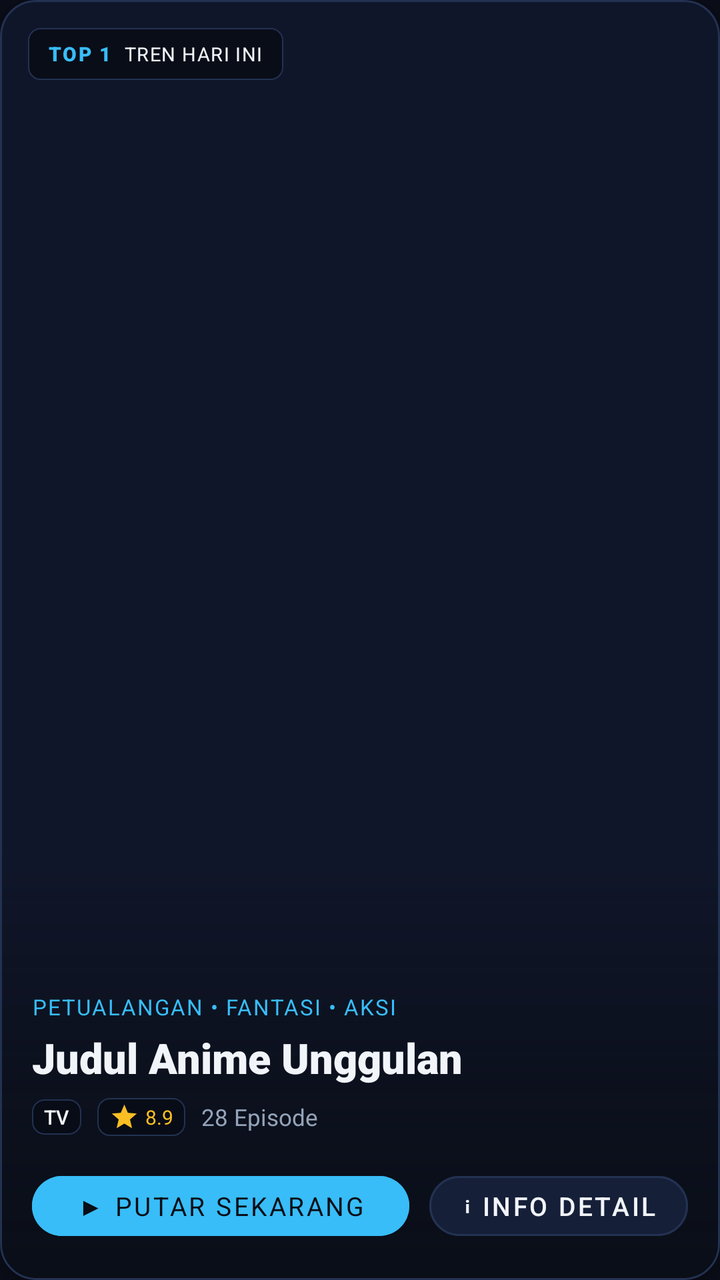
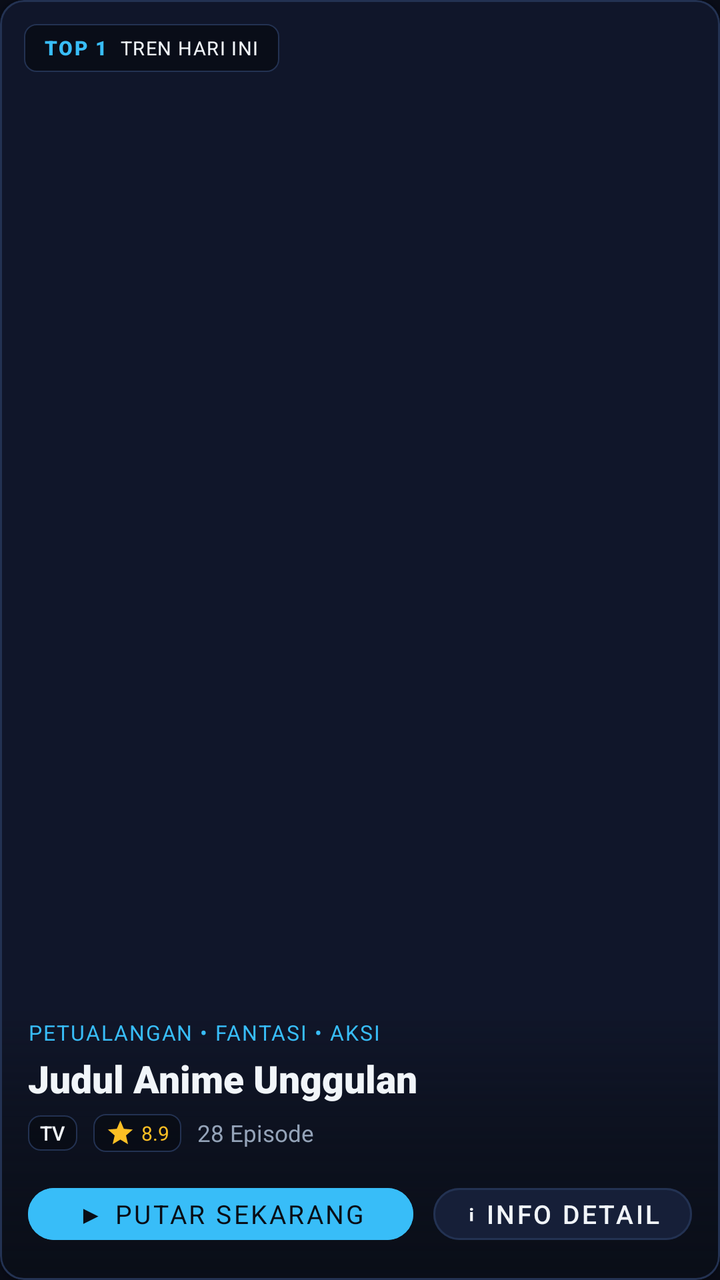

An Android layout rendered at two revisions. The XML below is the earlier revision; the diff shows what the commit changed to produce the second picture.
<!-- AndroidManifest.xml: application theme Theme.Menatap -->
<!-- res/layout/item_netflix_hero.xml -->
<?xml version="1.0" encoding="utf-8"?>
<com.google.android.material.card.MaterialCardView xmlns:android="http://schemas.android.com/apk/res/android"
    xmlns:app="http://schemas.android.com/apk/res-auto"
    android:id="@+id/card_hero"
    android:layout_width="match_parent"
    android:layout_height="330dp"
    android:layout_marginHorizontal="12dp"
    android:layout_marginTop="8dp"
    android:layout_marginBottom="16dp"
    android:clickable="true"
    android:focusable="true"
    android:foreground="?attr/selectableItemBackground"
    app:cardCornerRadius="18dp"
    app:cardElevation="4dp"
    app:cardBackgroundColor="@color/frost_surface"
    app:strokeColor="@color/frost_border"
    app:strokeWidth="1dp">

    <FrameLayout
        android:layout_width="match_parent"
        android:layout_height="match_parent">

        
        <ImageView
            android:id="@+id/iv_hero_backdrop"
            android:layout_width="match_parent"
            android:layout_height="match_parent"
            android:scaleType="centerCrop"
            android:contentDescription="Hero Backdrop" />

        
        <View
            android:layout_width="match_parent"
            android:layout_height="220dp"
            android:layout_gravity="bottom"
            android:background="@drawable/bg_hero_gradient_scrim" />

        
        <LinearLayout
            android:layout_width="wrap_content"
            android:layout_height="26dp"
            android:layout_gravity="top|start"
            android:layout_margin="14dp"
            android:background="@drawable/bg_badge_frost"
            android:gravity="center_vertical"
            android:paddingHorizontal="10dp">

            <TextView
                android:layout_width="wrap_content"
                android:layout_height="wrap_content"
                android:text="TOP 1"
                android:textColor="@color/accent_glacial"
                android:textSize="10sp"
                android:fontFamily="sans-serif-black"
                android:letterSpacing="0.08" />

            <TextView
                android:id="@+id/tv_hero_trending_tag"
                android:layout_width="wrap_content"
                android:layout_height="wrap_content"
                android:layout_marginStart="6dp"
                android:text="@string/hero_trending_today"
                android:textColor="@color/text_frost_bright"
                android:textSize="9.5sp"
                android:fontFamily="sans-serif-bold"
                android:letterSpacing="0.05" />
        </LinearLayout>

        
        <LinearLayout
            android:layout_width="match_parent"
            android:layout_height="wrap_content"
            android:layout_gravity="bottom"
            android:orientation="vertical"
            android:padding="16dp">

            
            <TextView
                android:id="@+id/tv_hero_genres"
                android:layout_width="match_parent"
                android:layout_height="wrap_content"
                android:text="PETUALANGAN • FANTASI • AKSI"
                android:textColor="@color/accent_glacial"
                android:textSize="11sp"
                android:fontFamily="sans-serif-bold"
                android:letterSpacing="0.06"
                android:maxLines="1"
                android:ellipsize="end" />

            
            <TextView
                android:id="@+id/tv_hero_title"
                android:layout_width="match_parent"
                android:layout_height="wrap_content"
                android:layout_marginTop="4dp"
                android:text="Judul Anime Unggulan"
                android:textColor="@color/text_frost_bright"
                android:textSize="21sp"
                android:fontFamily="sans-serif-black"
                android:maxLines="2"
                android:ellipsize="end"
                android:lineSpacingExtra="2dp" />

            
            <LinearLayout
                android:layout_width="match_parent"
                android:layout_height="wrap_content"
                android:orientation="horizontal"
                android:gravity="center_vertical"
                android:layout_marginTop="6dp">

                <TextView
                    android:id="@+id/tv_hero_format"
                    android:layout_width="wrap_content"
                    android:layout_height="wrap_content"
                    android:background="@drawable/bg_badge_frost"
                    android:paddingHorizontal="6dp"
                    android:paddingVertical="2dp"
                    android:text="TV"
                    android:textColor="@color/text_frost_bright"
                    android:textSize="10sp"
                    android:fontFamily="sans-serif-medium" />

                <TextView
                    android:id="@+id/tv_hero_score"
                    android:layout_width="wrap_content"
                    android:layout_height="wrap_content"
                    android:layout_marginStart="8dp"
                    android:background="@drawable/bg_badge_frost"
                    android:paddingHorizontal="6dp"
                    android:paddingVertical="2dp"
                    android:gravity="center_vertical"
                    app:drawableStartCompat="@drawable/ic_star_filled"
                    app:drawableTint="@color/star_gold"
                    android:drawablePadding="3dp"
                    android:text="8.9"
                    android:textColor="@color/star_gold"
                    android:textSize="10sp"
                    android:fontFamily="sans-serif-bold" />

                <TextView
                    android:id="@+id/tv_hero_eps"
                    android:layout_width="wrap_content"
                    android:layout_height="wrap_content"
                    android:layout_marginStart="8dp"
                    android:text="28 Episode"
                    android:textColor="@color/text_frost_subtle"
                    android:textSize="11.5sp"
                    android:fontFamily="sans-serif" />
            </LinearLayout>

            
            <LinearLayout
                android:layout_width="match_parent"
                android:layout_height="wrap_content"
                android:orientation="horizontal"
                android:layout_marginTop="14dp">

                
                <Button
                    android:id="@+id/btn_hero_play"
                    android:layout_width="0dp"
                    android:layout_height="42dp"
                    android:layout_weight="1"
                    android:text="@string/hero_play_now"
                    android:textColor="#090D16"
                    android:backgroundTint="@color/accent_glacial"
                    android:textSize="13sp"
                    android:fontFamily="sans-serif-bold"
                    app:cornerRadius="21dp"
                    android:stateListAnimator="@null" />

                
                <Button
                    android:id="@+id/btn_hero_info"
                    android:layout_width="wrap_content"
                    android:layout_height="42dp"
                    android:layout_marginStart="10dp"
                    android:text="@string/hero_info_detail"
                    android:textColor="@color/text_frost_bright"
                    android:backgroundTint="@color/frost_elevated"
                    app:strokeColor="@color/frost_border"
                    app:strokeWidth="1dp"
                    android:textSize="13sp"
                    android:fontFamily="sans-serif-medium"
                    app:cornerRadius="21dp"
                    android:paddingHorizontal="16dp"
                    android:stateListAnimator="@null" />
            </LinearLayout>
        </LinearLayout>
    </FrameLayout>
</com.google.android.material.card.MaterialCardView>
<!-- resources referenced by this layout -->
<resources>
  <color name="accent_glacial">#38BDF8</color>
  <color name="frost_border">#233252</color>
  <color name="frost_elevated">#161F38</color>
  <color name="frost_surface">#10162A</color>
  <color name="star_gold">#FBBF24</color>
  <color name="text_frost_bright">#F1F5F9</color>
  <color name="text_frost_subtle">#94A3B8</color>
  <!-- drawable bg_badge_frost (drawable) -->
  <?xml version="1.0" encoding="utf-8"?>
  <shape xmlns:android="http://schemas.android.com/apk/res/android"
      android:shape="rectangle">
      <corners android:radius="6dp" />
      <solid android:color="#CC080C14" />
      <stroke
          android:width="0.8dp"
          android:color="@color/frost_border" />
  </shape>
  <!-- drawable bg_hero_gradient_scrim (drawable) -->
  <?xml version="1.0" encoding="utf-8"?>
  <shape xmlns:android="http://schemas.android.com/apk/res/android"
      android:shape="rectangle">
      <gradient
          android:type="linear"
          android:angle="270"
          android:startColor="#00000000"
          android:centerColor="#99090D16"
          android:endColor="#F5090D16"
          android:centerY="0.5" />
  </shape>
  <!-- drawable ic_star_filled (drawable) -->
  <?xml version="1.0" encoding="utf-8"?>
  <vector xmlns:android="http://schemas.android.com/apk/res/android"
      android:width="15dp"
      android:height="15dp"
      android:viewportWidth="24"
      android:viewportHeight="24">
      
      <path
          android:fillColor="#FFFFFFFF"
          android:pathData="M12,17.27 L18.18,21 L16.54,13.97 L22,9.24 L14.81,8.63 L12,2 L9.19,8.63 L2,9.24 L7.46,13.97 L5.82,21 L12,17.27 Z" />
  </vector>
  <string name="hero_info_detail">ℹ Info Detail</string>
  <string name="hero_play_now">▶ Putar Sekarang</string>
  <string name="hero_trending_today">TREN HARI INI</string>
  <style name="Theme.Menatap" parent="Theme.MaterialComponents.DayNight.NoActionBar">
          <item name="android:windowBackground">@color/frost_void</item>
          <item name="android:statusBarColor">@android:color/transparent</item>
          <item name="android:navigationBarColor">@android:color/transparent</item>
          <item name="android:windowLightStatusBar">false</item>
          <item name="android:windowLightNavigationBar">false</item>
          <item name="colorPrimary">@color/accent_glacial</item>
          <item name="colorPrimaryVariant">@color/accent_azure</item>
          <item name="colorSecondary">@color/accent_frost_iris</item>
          <item name="android:textColorPrimary">@color/text_frost_bright</item>
          <item name="android:textColorSecondary">@color/text_frost_subtle</item>
      </style>
  <color name="frost_void">#0A0D18</color>
  <color name="accent_azure">#38BDF8</color>
  <color name="accent_frost_iris">#818CF8</color>
</resources>

<!-- the commit's change to res/layout/item_netflix_hero.xml (unified diff, before → after) -->
@@ -3,14 +3,14 @@
     xmlns:app="http://schemas.android.com/apk/res-auto"
     android:id="@+id/card_hero"
     android:layout_width="match_parent"
-    android:layout_height="330dp"
-    android:layout_marginHorizontal="12dp"
+    android:layout_height="@dimen/hero_banner_height"
+    android:layout_marginHorizontal="@dimen/card_margin"
     android:layout_marginTop="8dp"
     android:layout_marginBottom="16dp"
     android:clickable="true"
     android:focusable="true"
     android:foreground="?attr/selectableItemBackground"
-    app:cardCornerRadius="18dp"
+    app:cardCornerRadius="@dimen/hero_corner_radius"
     app:cardElevation="4dp"
     app:cardBackgroundColor="@color/frost_surface"
     app:strokeColor="@color/frost_border"
@@ -31,16 +31,16 @@
         
         <View
             android:layout_width="match_parent"
-            android:layout_height="220dp"
+            android:layout_height="140dp"
             android:layout_gravity="bottom"
             android:background="@drawable/bg_hero_gradient_scrim" />
 
         
         <LinearLayout
             android:layout_width="wrap_content"
-            android:layout_height="26dp"
+            android:layout_height="24dp"
             android:layout_gravity="top|start"
-            android:layout_margin="14dp"
+            android:layout_margin="12dp"
             android:background="@drawable/bg_badge_frost"
             android:gravity="center_vertical"
             android:paddingHorizontal="10dp">
@@ -72,7 +72,7 @@
             android:layout_height="wrap_content"
             android:layout_gravity="bottom"
             android:orientation="vertical"
-            android:padding="16dp">
+            android:padding="14dp">
 
             
             <TextView
@@ -81,7 +81,7 @@
                 android:layout_height="wrap_content"
                 android:text="PETUALANGAN • FANTASI • AKSI"
                 android:textColor="@color/accent_glacial"
-                android:textSize="11sp"
+                android:textSize="10.5sp"
                 android:fontFamily="sans-serif-bold"
                 android:letterSpacing="0.06"
                 android:maxLines="1"
@@ -92,10 +92,10 @@
                 android:id="@+id/tv_hero_title"
                 android:layout_width="match_parent"
                 android:layout_height="wrap_content"
-                android:layout_marginTop="4dp"
+                android:layout_marginTop="3dp"
                 android:text="Judul Anime Unggulan"
                 android:textColor="@color/text_frost_bright"
-                android:textSize="21sp"
+                android:textSize="19sp"
                 android:fontFamily="sans-serif-black"
                 android:maxLines="2"
                 android:ellipsize="end"
@@ -107,7 +107,7 @@
                 android:layout_height="wrap_content"
                 android:orientation="horizontal"
                 android:gravity="center_vertical"
-                android:layout_marginTop="6dp">
+                android:layout_marginTop="5dp">
 
                 <TextView
                     android:id="@+id/tv_hero_format"
@@ -154,13 +154,13 @@
                 android:layout_width="match_parent"
                 android:layout_height="wrap_content"
                 android:orientation="horizontal"
-                android:layout_marginTop="14dp">
+                android:layout_marginTop="12dp">
 
                 
                 <Button
                     android:id="@+id/btn_hero_play"
                     android:layout_width="0dp"
-                    android:layout_height="42dp"
+                    android:layout_height="38dp"
                     android:layout_weight="1"
                     android:text="@string/hero_play_now"
                     android:textColor="#090D16"
@@ -174,7 +174,7 @@
                 <Button
                     android:id="@+id/btn_hero_info"
                     android:layout_width="wrap_content"
-                    android:layout_height="42dp"
+                    android:layout_height="38dp"
                     android:layout_marginStart="10dp"
                     android:text="@string/hero_info_detail"
                     android:textColor="@color/text_frost_bright"
<!-- resource entries referenced after the edit -->
@@ -7,6 +7,9 @@
   <color name="star_gold">#FBBF24</color>
   <color name="text_frost_bright">#F1F5F9</color>
   <color name="text_frost_subtle">#94A3B8</color>
+  <dimen name="card_margin">6dp</dimen>
+  <dimen name="hero_banner_height">170dp</dimen>
+  <dimen name="hero_corner_radius">12dp</dimen>
   <!-- drawable bg_badge_frost (drawable) -->
   <?xml version="1.0" encoding="utf-8"?>
   <shape xmlns:android="http://schemas.android.com/apk/res/android"
